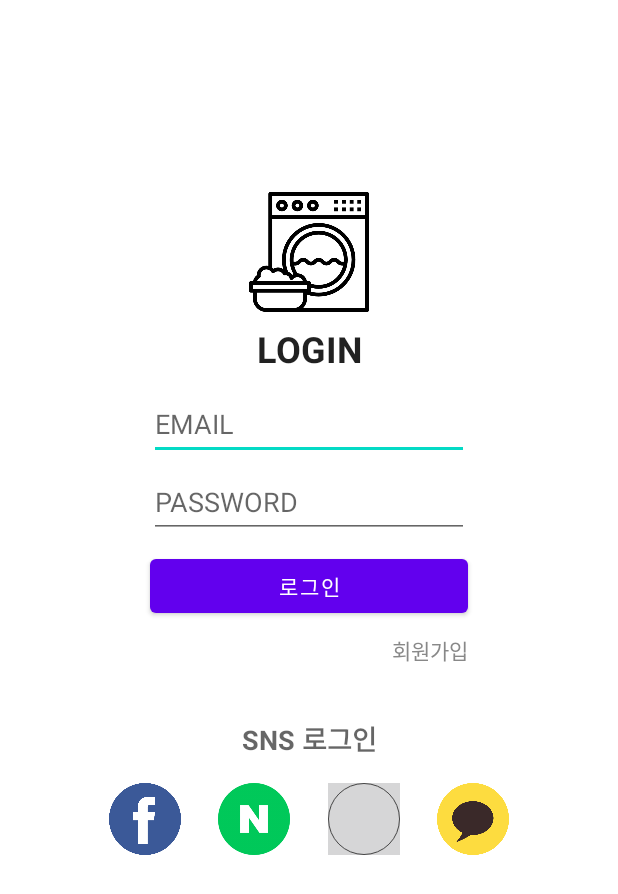
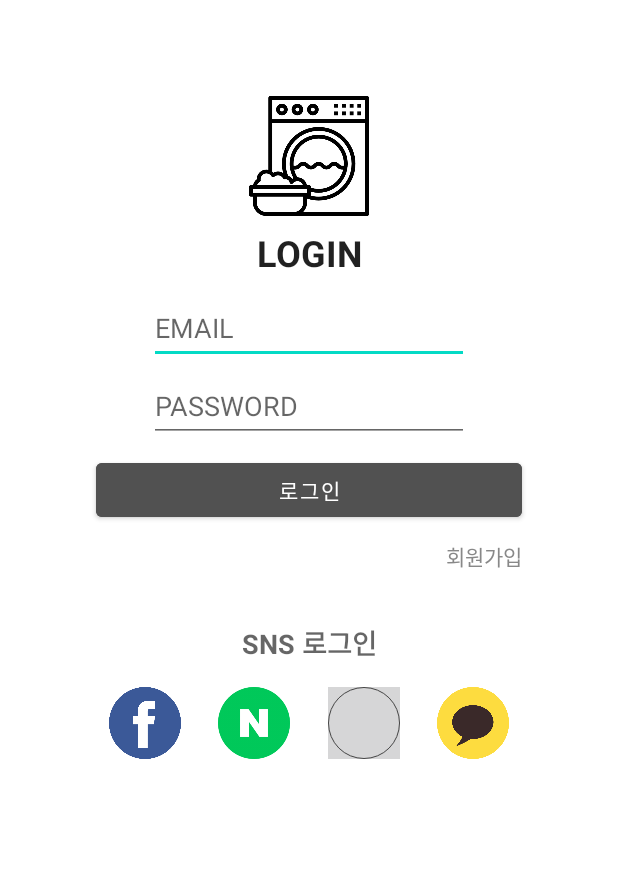
Before and after one commit to KPUCE2021SP/HaneulBori, an Android app: the layout activity_login.xml on its own in the app's theme, with its tools: preview values and no code run, on a phone screen of 412 x 824 dp. Shown: the top 894 px of the screen. Run offline under Robolectric (Android 15) with nearby library versions, the phone set to English and light mode, and no system bars.

Commit message:
kakao sns login error

```diff
--- a/android-project/app/build.gradle
+++ b/android-project/app/build.gradle
@@ -36,6 +36,11 @@ android {
 
 dependencies {
 
+    implementation "com.kakao.sdk:v2-user:2.5.2" // 카카오 로그인
+    implementation "com.kakao.sdk:v2-talk:2.5.2" // 친구, 메시지(카카오톡)
+    implementation "com.kakao.sdk:v2-story:2.5.2" // 카카오스토리
+    implementation "com.kakao.sdk:v2-link:2.5.2" // 메시지(카카오링크)
+    implementation "com.kakao.sdk:v2-navi:2.5.2" // 카카오내비
     implementation "org.jetbrains.kotlin:kotlin-stdlib:$kotlin_version"
     implementation 'androidx.core:core-ktx:1.6.0'
     implementation 'androidx.appcompat:appcompat:1.3.1'
--- a/android-project/app/src/main/res/layout/activity_login.xml
+++ b/android-project/app/src/main/res/layout/activity_login.xml
@@ -10,7 +10,7 @@
         android:id="@+id/washingMachineImage"
         android:layout_width="80dp"
         android:layout_height="80dp"
-        android:layout_marginTop="128dp"
+        android:layout_marginTop="64dp"
         app:layout_constraintEnd_toEndOf="parent"
         app:layout_constraintStart_toStartOf="parent"
         app:layout_constraintTop_toTopOf="parent"
@@ -59,9 +59,10 @@
         android:id="@+id/signInBtn"
         android:layout_width="0dp"
         android:layout_height="wrap_content"
-        android:layout_marginStart="100dp"
+        android:layout_marginStart="64dp"
         android:layout_marginTop="8dp"
-        android:layout_marginEnd="100dp"
+        android:layout_marginEnd="64dp"
+        android:backgroundTint="#515151"
         android:text="로그인"
         app:layout_constraintEnd_toEndOf="parent"
         app:layout_constraintStart_toStartOf="parent"
--- a/android-project/app/src/main/res/values-night/themes.xml
+++ b/android-project/app/src/main/res/values-night/themes.xml
@@ -1,6 +1,6 @@
 <resources xmlns:tools="http://schemas.android.com/tools">
     <!-- Base application theme. -->
-    <style name="Theme.Haneulboriand" parent="Theme.MaterialComponents.DayNight.DarkActionBar">
+    <style name="Theme.Haneulboriand" parent="Theme.MaterialComponents.Light.DarkActionBar">
         <!-- Primary brand color. -->
         <item name="colorPrimary">@color/purple_200</item>
         <item name="colorPrimaryVariant">@color/purple_700</item>
--- a/android-project/app/src/main/res/values/strings.xml
+++ b/android-project/app/src/main/res/values/strings.xml
@@ -1,3 +1,4 @@
 <resources>
     <string name="app_name">haneulbori-and</string>
+    <string name="kakao_app_key">25b159dd1fa96e427bdaa92a17d6029c</string>
 </resources>
--- a/android-project/app/src/main/res/values/themes.xml
+++ b/android-project/app/src/main/res/values/themes.xml
@@ -1,6 +1,7 @@
 <resources xmlns:tools="http://schemas.android.com/tools">
     <!-- Base application theme. -->
-    <style name="Theme.Haneulboriand" parent="Theme.MaterialComponents.DayNight.DarkActionBar">
+    <style name="Theme.Haneulboriand" parent="Theme.MaterialComponents.Light.DarkActionBar">
+        <!-- 타이틀 바 뺀 뒤 화면 어두워짐 방지 -->
         <!-- Primary brand color. -->
         <item name="colorPrimary">@color/purple_500</item>
         <item name="colorPrimaryVariant">@color/purple_700</item>
@@ -10,7 +11,9 @@
         <item name="colorSecondaryVariant">@color/teal_700</item>
         <item name="colorOnSecondary">@color/black</item>
         <!-- Status bar color. -->
-        <item name="android:statusBarColor" tools:targetApi="l">?attr/colorPrimaryVariant</item>
+        <item name="android:statusBarColor" tools:targetApi="l">@color/black</item>
         <!-- Customize your theme here. -->
+        <item name="android:windowBackground">@color/white</item>
+        <item name="windowNoTitle">true</item>
     </style>
 </resources>
--- a/android-project/build.gradle
+++ b/android-project/build.gradle
@@ -19,6 +19,7 @@ allprojects {
         google()
         mavenCentral()
         jcenter() // Warning: this repository is going to shut down soon
+        maven { url 'https://devrepo.kakao.com/nexus/content/groups/public/' }
     }
 }
 
```
Also changed, not shown: android-project/app/src/main/AndroidManifest.xml (+24 -4 lines), android-project/app/src/main/java/kr/ac/kpu/kpuce2021sp/haneulbori_and/GlobalApplication.kt (added, +13 -0 lines), android-project/app/src/main/java/kr/ac/kpu/kpuce2021sp/haneulbori_and/LoginActivity.kt (+39 -0 lines), android-project/app/src/main/java/kr/ac/kpu/kpuce2021sp/haneulbori_and/SignupActivity.kt (added, +11 -0 lines), android-project/app/src/main/res/layout/activity_signup.xml (added, +9 -0 lines).
